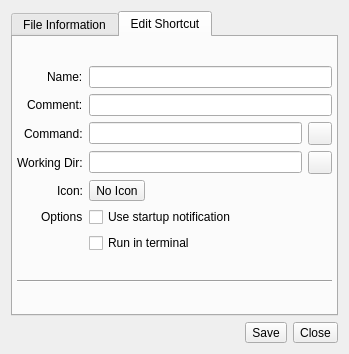
lumina-desktop/lumina, file src-qt5/desktop-utils/lumina-fileinfo/MainUI.ui: the form before one commit.
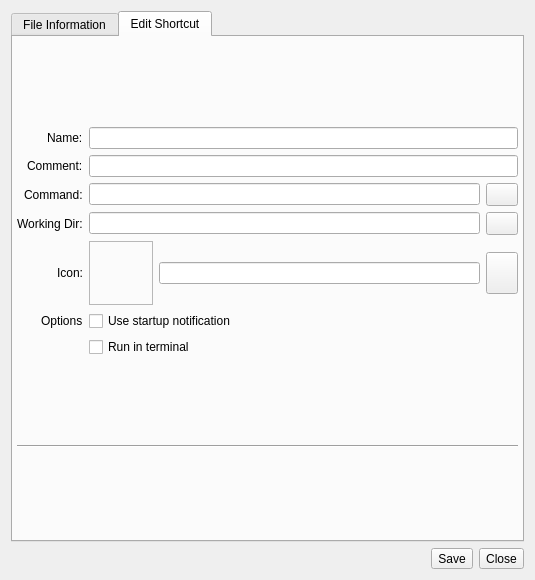
The form after the commit. Icons and pictures are not drawn.

```diff
--- a/src-qt5/desktop-utils/lumina-fileinfo/MainUI.ui
+++ b/src-qt5/desktop-utils/lumina-fileinfo/MainUI.ui
@@ -6,8 +6,8 @@
    <rect>
     <x>0</x>
     <y>0</y>
-    <width>349</width>
-    <height>354</height>
+    <width>535</width>
+    <height>580</height>
    </rect>
   </property>
   <property name="windowTitle">
@@ -307,6 +307,18 @@
          </item>
          <item row="2" column="2">
           <widget class="QToolButton" name="tool_xdg_getCommand">
+           <property name="sizePolicy">
+            <sizepolicy hsizetype="Preferred" vsizetype="Preferred">
+             <horstretch>0</horstretch>
+             <verstretch>0</verstretch>
+            </sizepolicy>
+           </property>
+           <property name="maximumSize">
+            <size>
+             <width>16777215</width>
+             <height>42</height>
+            </size>
+           </property>
            <property name="text">
             <string notr="true"/>
            </property>
@@ -317,6 +329,18 @@
            <property name="enabled">
             <bool>true</bool>
            </property>
+           <property name="sizePolicy">
+            <sizepolicy hsizetype="Preferred" vsizetype="Preferred">
+             <horstretch>0</horstretch>
+             <verstretch>0</verstretch>
+            </sizepolicy>
+           </property>
+           <property name="maximumSize">
+            <size>
+             <width>16777215</width>
+             <height>42</height>
+            </size>
+           </property>
            <property name="text">
             <string notr="true"/>
            </property>
@@ -325,39 +349,84 @@
          <item row="4" column="1">
           <layout class="QHBoxLayout" name="horizontalLayout">
            <item>
-            <widget class="QToolButton" name="push_xdg_getIcon">
+            <widget class="QLabel" name="label_xdg_icon">
+             <property name="sizePolicy">
+              <sizepolicy hsizetype="Fixed" vsizetype="Fixed">
+               <horstretch>0</horstretch>
+               <verstretch>0</verstretch>
+              </sizepolicy>
+             </property>
+             <property name="minimumSize">
+              <size>
+               <width>64</width>
+               <height>64</height>
+              </size>
+             </property>
              <property name="maximumSize">
               <size>
-               <width>275</width>
-               <height>16777215</height>
+               <width>64</width>
+               <height>64</height>
               </size>
              </property>
+             <property name="frameShape">
+              <enum>QFrame::StyledPanel</enum>
+             </property>
              <property name="text">
-              <string>No Icon</string>
-             </property>
-             <property name="iconSize">
-              <size>
-               <width>64</width>
-               <height>64</height>
-              </size>
+              <string notr="true"/>
              </property>
             </widget>
            </item>
            <item>
-            <spacer name="horizontalSpacer">
-             <property name="orientation">
-              <enum>Qt::Horizontal</enum>
-             </property>
-             <property name="sizeHint" stdset="0">
-              <size>
-               <width>40</width>
-               <height>20</height>
-              </size>
-             </property>
-            </spacer>
+            <widget class="QLineEdit" name="line_xdg_icon"/>
            </item>
           </layout>
          </item>
+         <item row="4" column="2">
+          <widget class="QToolButton" name="push_xdg_getIcon">
+           <property name="sizePolicy">
+            <sizepolicy hsizetype="Preferred" vsizetype="Fixed">
+             <horstretch>0</horstretch>
+             <verstretch>0</verstretch>
+            </sizepolicy>
+           </property>
+           <property name="minimumSize">
+            <size>
+             <width>0</width>
+             <height>0</height>
+            </size>
+           </property>
+           <property name="maximumSize">
+            <size>
+             <width>20000</width>
+             <height>42</height>
+            </size>
+           </property>
+           <property name="sizeIncrement">
+            <size>
+             <width>2</width>
+             <height>2</height>
+            </size>
+           </property>
+           <property name="baseSize">
+            <size>
+             <width>0</width>
+             <height>0</height>
+            </size>
+           </property>
+           <property name="text">
+            <string notr="true"/>
+           </property>
+           <property name="icon">
+            <iconset theme="edit-find"/>
+           </property>
+           <property name="iconSize">
+            <size>
+             <width>24</width>
+             <height>24</height>
+            </size>
+           </property>
+          </widget>
+         </item>
         </layout>
        </item>
        <item>
```
Left out of the diff: 21 changed lines with no effect on the pictures.
